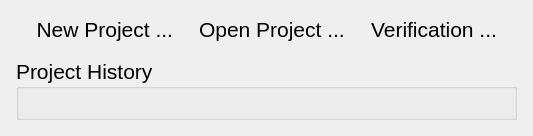
Qt form src/app/NewOpenProjectPanel.ui (vladamisici/dgi-scan) before a commit.
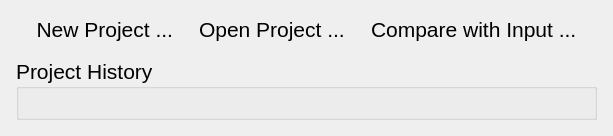
The same form after that commit.

Commit message: Retouch the output instead of the input, and compare with input in one click

```diff
--- a/src/app/NewOpenProjectPanel.ui
+++ b/src/app/NewOpenProjectPanel.ui
@@ -123,7 +123,7 @@
            </font>
           </property>
           <property name="text">
-           <string>Verification ...</string>
+           <string>Compare with Input ...</string>
           </property>
          </widget>
         </item>
```
The commit also changes 24 other files.
